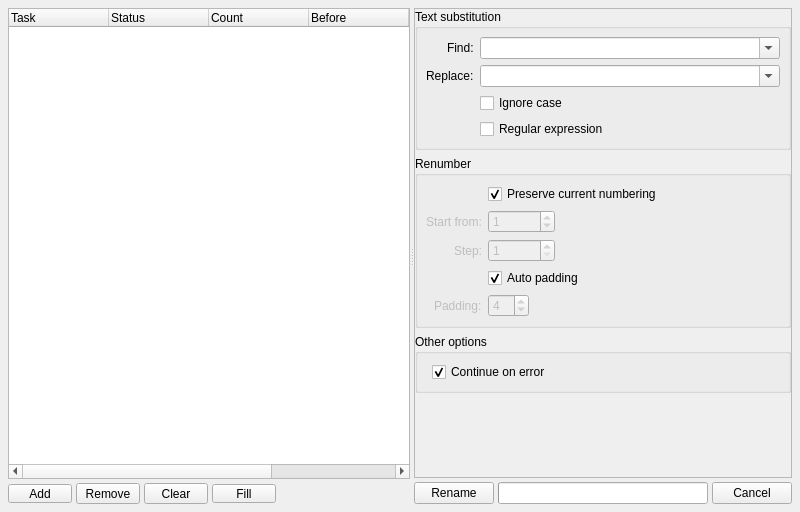
mjbonnington/icarus-gps, file core/ui/rename_ui.ui: the form before one commit.
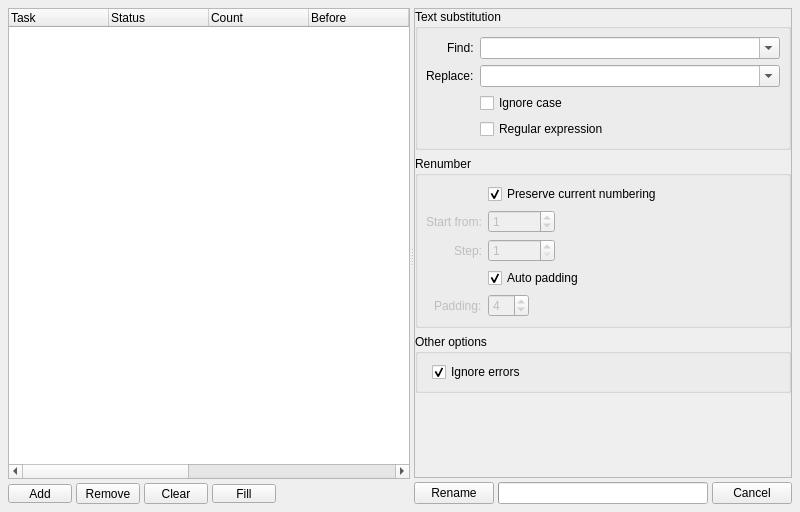
The form after the commit. Icons and pictures are not drawn.

Commit message: Improving Sequence rename tool

```diff
--- a/core/ui/rename_ui.ui
+++ b/core/ui/rename_ui.ui
@@ -126,6 +126,21 @@
             <string>Path</string>
            </property>
           </column>
+          <column>
+           <property name="text">
+            <string>Prefix</string>
+           </property>
+          </column>
+          <column>
+           <property name="text">
+            <string>Frames</string>
+           </property>
+          </column>
+          <column>
+           <property name="text">
+            <string>Extension</string>
+           </property>
+          </column>
          </widget>
         </item>
         <item>
@@ -638,7 +653,7 @@
                <item row="0" column="1">
                 <widget class="QCheckBox" name="continueOnError_checkBox">
                  <property name="text">
-                  <string>Continue on error</string>
+                  <string>Ignore errors</string>
                  </property>
                  <property name="checked">
                   <bool>true</bool>
```
Left out of the diff: 4 changed lines with no effect on the pictures. The commit also changes 7 other files.
